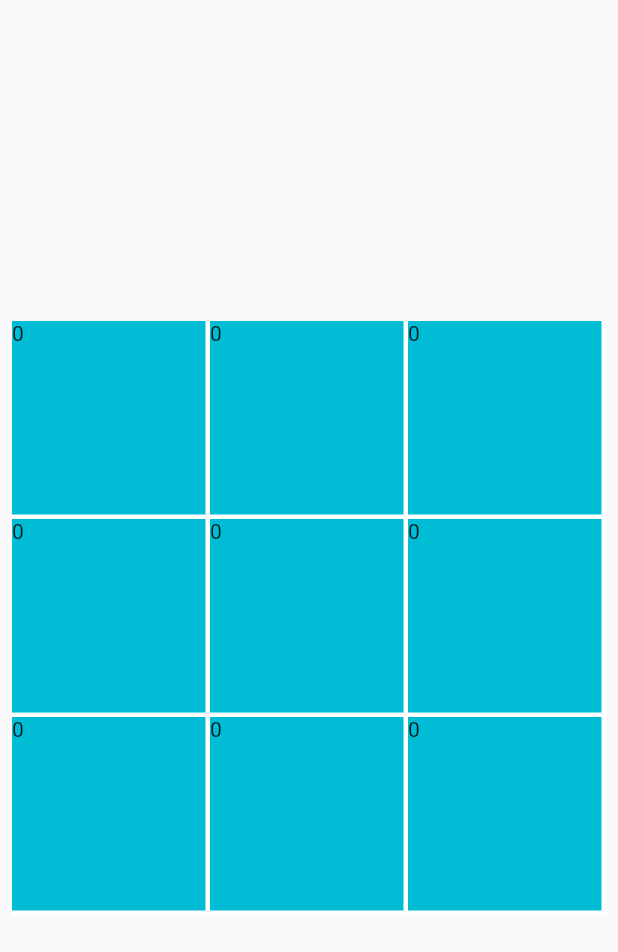
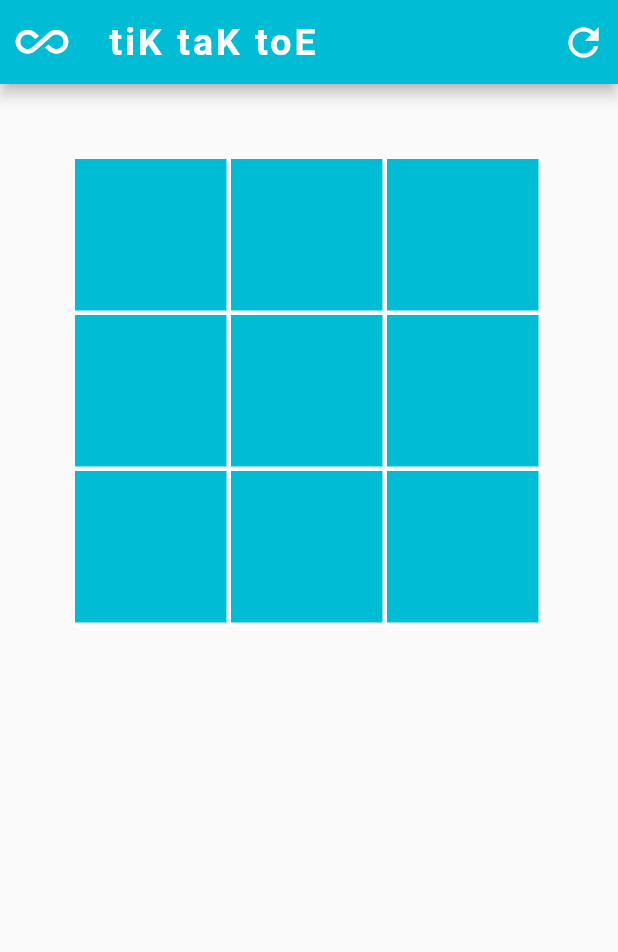
Before and after one commit to theAkHilsarkar18/tik_tak_toe_game, a Flutter app: the screen it shows after launch, on a phone screen of 412 x 824 dp. Shown: the top 952 px of the screen. Run offline on Flutter 3.47's test engine with Material 2 defaults, Android fonts, the phone set to English and light mode, and no system bars.

Commit message:
01-03-2023

```diff
--- a/lib/Modelclass.dart
+++ /dev/null
@@ -1,6 +0,0 @@
-
-class Modeldata
-{
-  int? x;
-  Modeldata({this.x});
-}
--- a/lib/homescreen.dart
+++ b/lib/homescreen.dart
@@ -1,7 +1,6 @@
 import 'dart:math';
 
 import 'package:flutter/material.dart';
-import 'package:tik_tak_toe_game/Modelclass.dart';
 
 class Homescreen extends StatefulWidget {
   const Homescreen({Key? key}) : super(key: key);
@@ -10,58 +9,112 @@ class Homescreen extends StatefulWidget {
   State<Homescreen> createState() => _HomescreenState();
 }
 
+List signO = [
+  "O",
+  "O",
+  "O",
+  "O",
+  "O",
+  "O",
+  "O",
+  "O",
+  "O",
+];
+List signX = [
+  "X",
+  "X",
+  "X",
+  "X",
+  "X",
+  "X",
+  "X",
+  "X",
+  "X",
+];
+List signnull = [
+  " ",
+  " ",
+  " ",
+  " ",
+  " ",
+  " ",
+  " ",
+  " ",
+  " ",
+];
 
-Icon i1 = Icon(Icons.close,color: Colors.white,size: 50);
-Icon i2 = Icon(Icons.circle_outlined,color: Colors.white,size: 50);
-Icon? i;
-
-int rnd0to1 = 0;
-
-List<Modeldata> tiktak = [];
+List position = [];
 
 class _HomescreenState extends State<Homescreen> {
   @override
-
   Widget build(BuildContext context) {
     return SafeArea(
       child: Scaffold(
+        appBar: AppBar(
+          backgroundColor: Colors.cyan,
+
+          leading:
+              Icon(
+                Icons.all_inclusive,
+                size: 35,
+              ),
+
+          title: Text("tiK taK toE",style: TextStyle(fontSize: 25,letterSpacing: 2,fontWeight: FontWeight.w700),),
+
+          actions: [
+            Padding(
+              padding: const EdgeInsets.all(8.0),
+              child: InkWell(
+                onTap: () {
+                  setState(() {
+                    position.clear();
+                  });
+                },
+                  child: Icon(Icons.refresh,size: 30)),
+            ),
+          ],
+        ),
         body: Center(
-          child: Padding(
-            padding: const EdgeInsets.all(8.0),
-            child: Align(
-              alignment: Alignment.center,
-              child: GridView.builder(
-                shrinkWrap: true,
-                gridDelegate: SliverGridDelegateWithFixedCrossAxisCount(
-                  crossAxisCount: 3), itemCount : 9,itemBuilder: (context, index) => InkWell(onTap: () {
-                    setState(() {
+          child: GridView.builder(
+            padding: EdgeInsets.all(50),
+            gridDelegate:
+                SliverGridDelegateWithFixedCrossAxisCount(crossAxisCount: 3),
+            itemBuilder: (context, index) => InkWell(
+              onTap: () {
+                setState(() {
 
-                      for(int i=1; i<=9; i++)
-                        {
-                          var rnd = Random();
-                          rnd0to1 = rnd.nextInt(2);
-                        }
-                    });
-                  },child: boxUi(rnd0to1)),),
-            ),
+                  signnull[index] = signX[index];
+                  position.add(index);
+
+
+                  var rnd = Random();
+                  int r = rnd.nextInt(8);
+                  print(r);
+
+                  signnull[r] = signO[r];
+
+                });
+              },
+                child: boxui(signnull[index])),
+            itemCount: signnull.length,
           ),
         ),
       ),
     );
   }
 
-  Widget boxUi(int rndP)
-  {
+  Widget boxui(String s) {
     return Container(
-      height: 50,
-      width: 50,
+      height: 90,
+      width: 90,
       decoration: BoxDecoration(
         color: Colors.cyan,
-        border: Border(bottom: BorderSide(color: Colors.white,width: 3),right: BorderSide(width: 3,color: Colors.white),),
+        border: Border(
+            right: BorderSide(color: Colors.white, width: 3),
+            bottom: BorderSide(color: Colors.white, width: 3)),
       ),
-      child: Text("$rndP"),
+      alignment: Alignment.center,
+      child: Text("$s", style: TextStyle(color: Colors.white, fontSize: 50)),
     );
   }
-
-
 }
```
